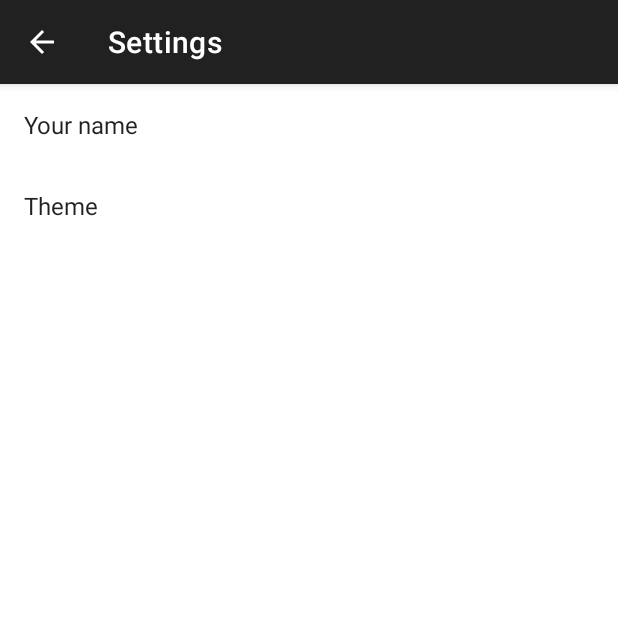
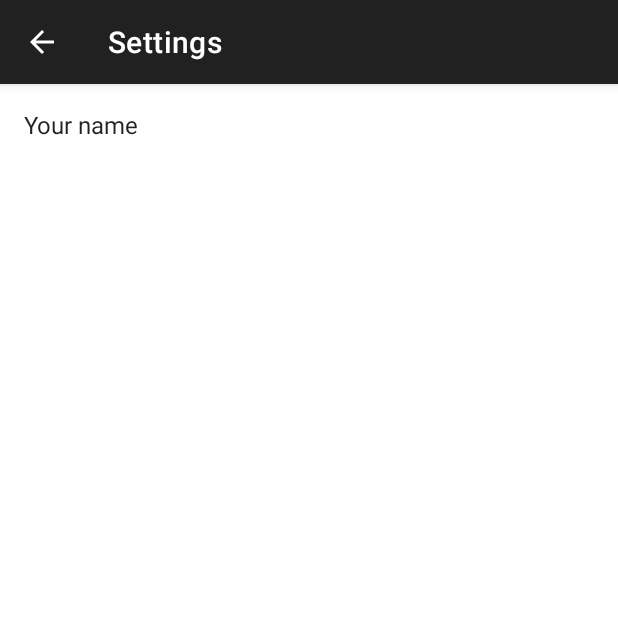
Before and after one commit to ShaHar91/Simplified-Pokedex, an Android app: the SettingsActivity screen opened directly, with no data from a screen before it, on a phone screen of 412 x 824 dp, the top half of it. Run offline under Robolectric (Android 15) with nearby library versions, the phone set to English and light mode, and no system bars; our stand-ins replace androidx.preference.

Commit message:
Refactored a bit due to adding AndroidCore

```diff
--- a/app/src/main/java/be/appwise/simplifiedPokedex/ui/main/pokemonList/PokedexRecyclerView.kt
+++ b/app/src/main/java/be/appwise/simplifiedPokedex/ui/main/pokemonList/PokedexRecyclerView.kt
@@ -9,11 +9,9 @@ import be.appwise.simplifiedPokedex.data.model.Pokemon
 import be.appwise.simplifiedPokedex.extensions.typeBackground
 import com.bumptech.glide.Glide
 import kotlinx.android.synthetic.main.list_item_pokedex.view.*
-import android.widget.Filter
-import android.widget.Filterable
 import androidx.recyclerview.widget.DiffUtil
 import androidx.recyclerview.widget.ListAdapter
-import be.appwise.simplifiedPokedex.ui.utils.CommonUtils
+import be.appwise.simplifiedPokedex.utils.CommonUtils
 
 class PokedexRecyclerView(private val listener: (Pokemon, Int, View) -> Unit) :
     ListAdapter<Pokemon, RecyclerView.ViewHolder>(PokemonDiffCallback()) {
--- a/app/src/main/java/be/appwise/simplifiedPokedex/ui/main/pokemonList/PokemonDetailFragment.kt
+++ b/app/src/main/java/be/appwise/simplifiedPokedex/ui/main/pokemonList/PokemonDetailFragment.kt
@@ -22,7 +22,7 @@ import be.appwise.simplifiedPokedex.data.model.MatchUp
 import be.appwise.simplifiedPokedex.data.model.Pokemon
 import be.appwise.simplifiedPokedex.extensions.gone
 import be.appwise.simplifiedPokedex.extensions.visible
-import be.appwise.simplifiedPokedex.ui.utils.CommonUtils
+import be.appwise.simplifiedPokedex.utils.CommonUtils
 import com.bumptech.glide.Glide
 import com.bumptech.glide.load.DataSource
 import com.bumptech.glide.load.engine.GlideException
--- a/app/src/main/java/be/appwise/simplifiedPokedex/ui/settings/SettingsActivity.kt
+++ b/app/src/main/java/be/appwise/simplifiedPokedex/ui/settings/SettingsActivity.kt
@@ -4,16 +4,17 @@ import android.content.Context
 import android.content.Intent
 import android.os.Bundle
 import android.view.MenuItem
+import androidx.appcompat.app.AppCompatActivity
 import androidx.core.app.NavUtils
 import be.appwise.simplifiedPokedex.R
-import com.afollestad.aesthetic.AestheticActivity
 
-class SettingsActivity : AestheticActivity() {
+class SettingsActivity : AppCompatActivity() {
     companion object {
         fun newIntent(context: Context): Intent {
             return Intent(context, SettingsActivity::class.java)
         }
     }
+
     override fun onCreate(savedInstanceState: Bundle?) {
         super.onCreate(savedInstanceState)
         setContentView(R.layout.activity_settings)
@@ -22,8 +23,8 @@ class SettingsActivity : AestheticActivity() {
         actionBar?.setDisplayHomeAsUpEnabled(true)
     }
 
-    override fun onOptionsItemSelected(item: MenuItem?): Boolean {
-        val id = item?.itemId
+    override fun onOptionsItemSelected(item: MenuItem): Boolean {
+        val id = item.itemId
         if (id == android.R.id.home) {
             NavUtils.navigateUpFromSameTask(this)
         }
--- a/app/src/main/java/be/appwise/simplifiedPokedex/ui/settings/SettingsFragment.kt
+++ b/app/src/main/java/be/appwise/simplifiedPokedex/ui/settings/SettingsFragment.kt
@@ -2,10 +2,8 @@ package be.appwise.simplifiedPokedex.ui.settings
 
 import android.os.Bundle
 import androidx.preference.EditTextPreference
-import androidx.preference.ListPreference
 import androidx.preference.PreferenceFragmentCompat
 import be.appwise.simplifiedPokedex.R
-import com.afollestad.aesthetic.Aesthetic
 
 class SettingsFragment : PreferenceFragmentCompat() {
     override fun onCreatePreferences(savedInstanceState: Bundle?, rootKey: String?) {
@@ -15,76 +13,11 @@ class SettingsFragment : PreferenceFragmentCompat() {
 
         val editTextPreference = findPreference("preference_name") as EditTextPreference
         editTextPreference.summary = sharedPreferences.getString("preference_name", "")
-        editTextPreference.setOnPreferenceChangeListener { preference, newValue ->
+        editTextPreference.setOnPreferenceChangeListener { _, newValue ->
             sharedPreferences?.edit()?.putString("preference_name", newValue.toString())?.apply()
             editTextPreference.summary = newValue.toString()
 
             return@setOnPreferenceChangeListener true
         }
-
-        val themeSelectionPreference = findPreference("preference_theme") as ListPreference
-        themeSelectionPreference.summary = sharedPreferences.getString("preference_theme", "")
-        themeSelectionPreference.setOnPreferenceChangeListener { preference, newValue ->
-            sharedPreferences?.edit()?.putString("preference_theme", newValue.toString())?.apply()
-            themeSelectionPreference.summary = newValue.toString()
-
-            when (newValue.toString()) {
-                "Black" -> Aesthetic.config {
-                    colorPrimary(res = R.color.text_color_primary)
-                    colorAccent(res = R.color.md_purple)
-                    colorStatusBarAuto()
-                    colorNavigationBarAuto()
-
-                    snackbarBackgroundColorDefault()
-                    snackbarTextColorDefault()
-                }
-                "Red" -> Aesthetic.config {
-                    colorPrimary(res = R.color.md_red)
-                    colorAccent(res = R.color.md_amber)
-                    colorStatusBarAuto()
-                    colorNavigationBarAuto()
-
-                    snackbarBackgroundColorDefault()
-                    snackbarTextColorDefault()
-                }
-                "Purple" -> Aesthetic.config {
-                    colorPrimary(res = R.color.md_purple)
-                    colorAccent(res = R.color.md_lime)
-                    colorStatusBarAuto()
-                    colorNavigationBarAuto()
-
-                    snackbarBackgroundColorDefault()
-                    snackbarTextColorDefault()
-                }
-                "Blue" -> Aesthetic.config {
-                    colorPrimary(res = R.color.md_blue)
-                    colorAccent(res = R.color.md_pink)
-                    colorStatusBarAuto()
-                    colorNavigationBarAuto()
-
-                    snackbarBackgroundColorDefault()
-                    snackbarTextColorDefault()
-                }
-                "Green" -> Aesthetic.config {
-                    colorPrimary(res = R.color.md_green)
-                    colorAccent(res = R.color.md_blue_grey)
-                    colorStatusBarAuto()
-                    colorNavigationBarAuto()
-
-                    snackbarBackgroundColorDefault()
-                    snackbarTextColorDefault()
-                }
-                "White" -> Aesthetic.config {
-                    colorPrimary(res = R.color.md_white)
-                    colorAccent(res = R.color.md_blue)
-                    colorStatusBarAuto()
-                    colorNavigationBarAuto()
-
-                    snackbarBackgroundColor(res = R.color.md_white)
-                    snackbarTextColor(res = android.R.color.black)
-                }
-            }
-            return@setOnPreferenceChangeListener true
-        }
     }
 }
--- a/app/src/main/java/be/appwise/simplifiedPokedex/ui/utils/CommonUtils.kt
+++ b/app/src/main/java/be/appwise/simplifiedPokedex/utils/CommonUtils.kt
@@ -1,4 +1,4 @@
-package be.appwise.simplifiedPokedex.ui.utils
+package be.appwise.simplifiedPokedex.utils
 
 object CommonUtils {
     fun getCorrectNationalDexNotation(nat_dex: Int?): String {
--- a/app/src/main/res/xml/pref_simplified_pokedex.xml
+++ b/app/src/main/res/xml/pref_simplified_pokedex.xml
@@ -11,13 +11,4 @@
             android:key="preference_name"
             app:iconSpaceReserved="false"/>
 
-    <ListPreference
-            android:defaultValue="White"
-            android:entries="@array/pref_theme_titles"
-            android:entryValues="@array/pref_theme_titles"
-            app:iconSpaceReserved="false"
-            android:key="preference_theme"
-            android:negativeButtonText="@null"
-            android:positiveButtonText="@null"
-            android:title="Theme"/>
 </PreferenceScreen>
```
Also changed, not shown: app/build.gradle (+2 -26 lines), app/src/main/java/be/appwise/simplifiedPokedex/MyApplication.kt (+5 -6 lines), app/src/main/java/be/appwise/simplifiedPokedex/ui/main/MainActivity.kt (+10 -28 lines), app/src/main/java/be/appwise/simplifiedPokedex/ui/main/MainViewModel.kt (+2 -18 lines), app/src/main/java/be/appwise/simplifiedPokedex/ui/main/pokemonList/PokemonDetailActivity.kt (+6 -3 lines), app/src/main/java/be/appwise/simplifiedPokedex/ui/splash/SplashActivity.kt (+8 -26 lines), app/src/main/java/be/appwise/simplifiedPokedex/ui/splash/SplashViewModel.kt (+2 -18 lines).
